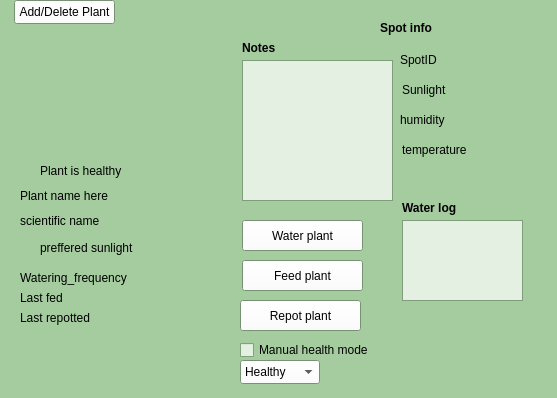
Old version of the form project/ui/plant_view.ui in the repository denzelxav/Plantfolio.
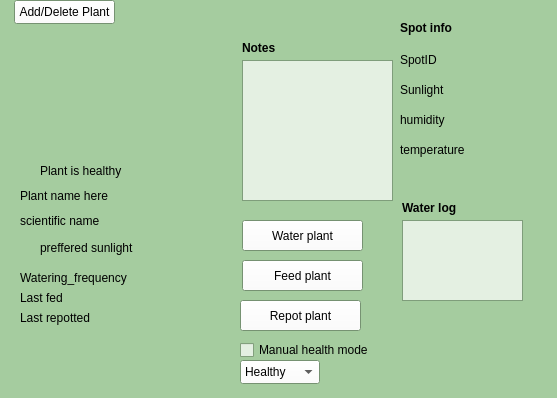
New version of the form. Icons and pictures are not drawn.

Commit message: Alligned spot info header

What changed in the file:
```diff
--- a/project/ui/plant_view.ui
+++ b/project/ui/plant_view.ui
@@ -469,7 +469,7 @@
    <widget class="QLabel" name="spot_info">
     <property name="geometry">
      <rect>
-      <x>380</x>
+      <x>400</x>
       <y>20</y>
       <width>61</width>
       <height>16</height>
@@ -500,7 +500,7 @@
    <widget class="QLabel" name="spot_sunlight">
     <property name="geometry">
      <rect>
-      <x>402</x>
+      <x>400</x>
       <y>80</y>
       <width>111</width>
       <height>20</height>
@@ -526,7 +526,7 @@
    <widget class="QLabel" name="temperature">
     <property name="geometry">
      <rect>
-      <x>402</x>
+      <x>400</x>
       <y>140</y>
       <width>111</width>
       <height>20</height>
```
The commit also changes 1 other file.
